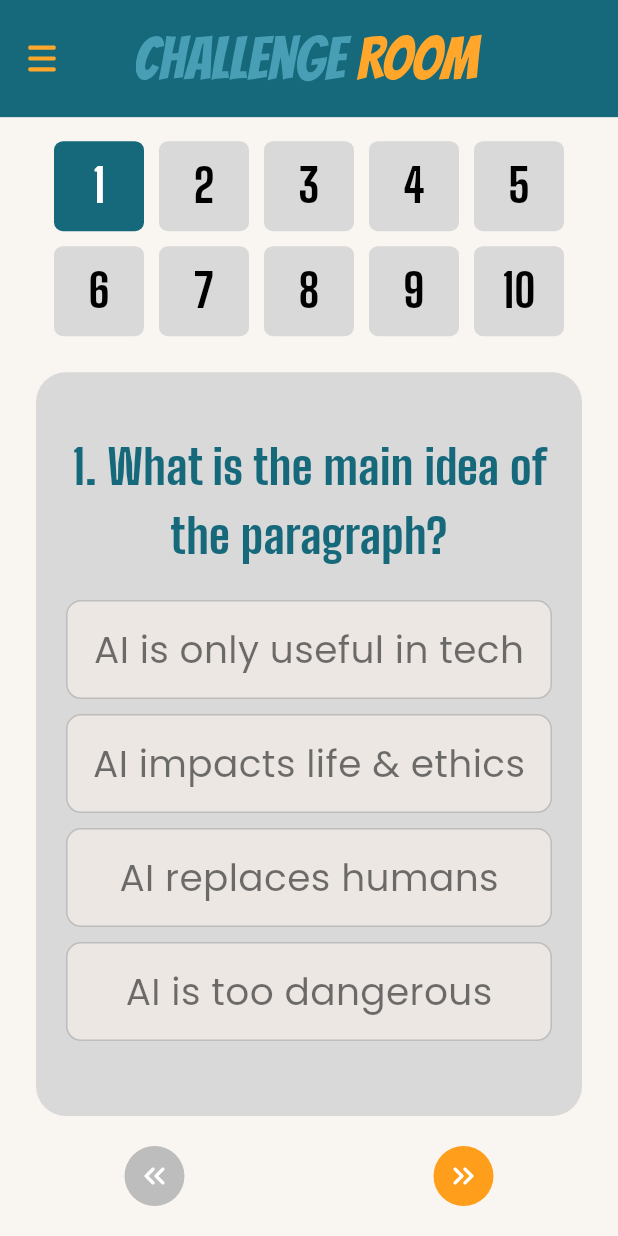
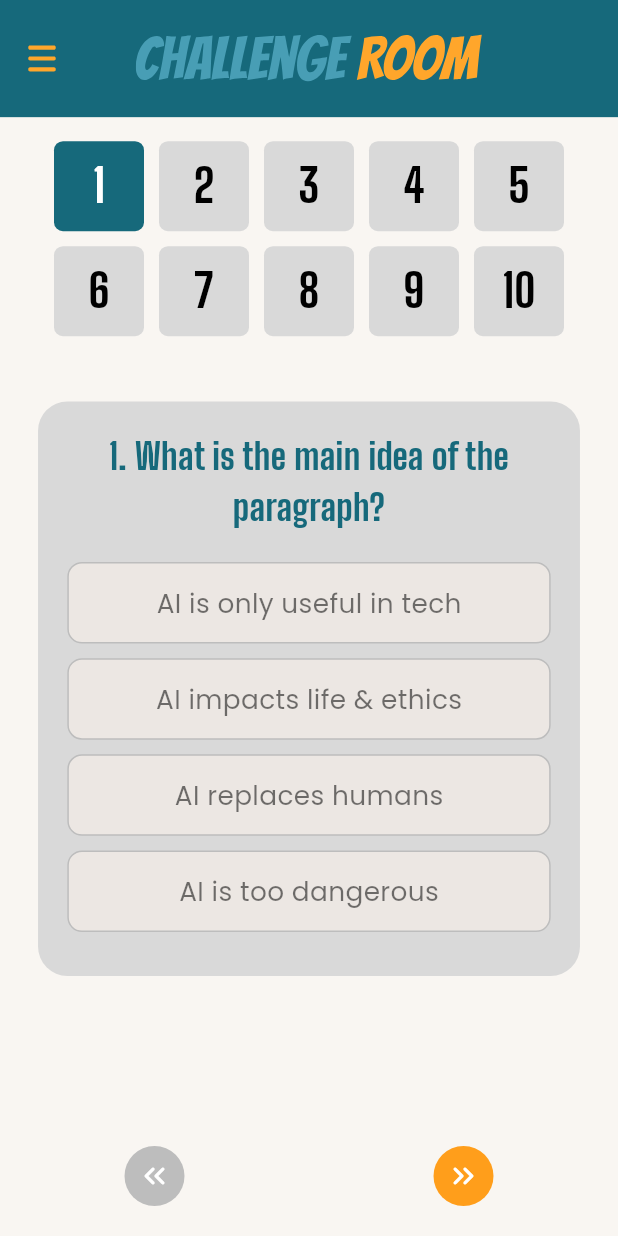
Before and after one commit to nhahub/NHA-229, a Flutter app: the AdvancedChallengeRoomScreen screen opened directly, on a phone screen of 412 x 824 dp. Run offline on Flutter 3.47's test engine with Material 3 defaults, Android fonts, the phone set to English and light mode, and no system bars; our stand-ins replace cloud_firestore, firebase_auth, firebase_core, firebase_messaging, flutter_bloc, flutter_screenutil and 6 more; accounts and stored records are empty; project files that could hold a hidden picture were left out.

Commit message:
adjust screenUtil and font size un quiz screens

```diff
--- a/lib/features/home/challenges/widgets/quiz_question_page.dart
+++ b/lib/features/home/challenges/widgets/quiz_question_page.dart
@@ -1,4 +1,5 @@
 import 'package:flutter/material.dart';
+import 'package:flutter_screenutil/flutter_screenutil.dart';
 import 'package:mostawak/core/constants/app_colors.dart';
 
 class QuizQuestionPage extends StatelessWidget {
@@ -17,33 +18,34 @@ class QuizQuestionPage extends StatelessWidget {
 
   @override
   Widget build(BuildContext context) {
-    return Padding(
-      padding: const EdgeInsets.symmetric(horizontal: 24),
+    return SingleChildScrollView(
+      child: Padding(
+        padding: EdgeInsets.symmetric(horizontal: 24.w, vertical: 20.h),
         child: Container(
-        padding: const EdgeInsets.all(20),
+          padding: EdgeInsets.all(20.h),
           decoration: BoxDecoration(
             color: const Color(0xFFD9D9D9),
-          borderRadius: BorderRadius.circular(20),
+            borderRadius: BorderRadius.circular(20.r),
           ),
           child: Column(
-          mainAxisAlignment: MainAxisAlignment.center,
+            crossAxisAlignment: CrossAxisAlignment.center,
             children: [
               Text(
                 question,
                 textAlign: TextAlign.center,
-              style: const TextStyle(
-                fontSize: 32,
+                style: TextStyle(
+                  fontSize: 24.sp, // responsive
                   fontFamily: "BigShoulders",
                   color: MyColors.primary,
                   fontWeight: FontWeight.w400,
                 ),
               ),
-            const SizedBox(height: 20),
+              SizedBox(height: 20.h),
               Column(
                 children: List.generate(answers.length, (i) {
                   bool isSelected = selectedIndex == i;
                   return Padding(
-                  padding: const EdgeInsets.only(bottom: 10),
+                    padding: EdgeInsets.only(bottom: 10.h),
                     child: GestureDetector(
                       onTap: () => onAnswerSelected(i),
                       child: Container(
@@ -52,20 +54,20 @@ class QuizQuestionPage extends StatelessWidget {
                           color: isSelected
                               ? MyColors.primary
                               : const Color(0xFFECE7E3),
-                        borderRadius: BorderRadius.circular(10),
+                          borderRadius: BorderRadius.circular(10.r),
                           border: Border.all(
                             color: isSelected
                                 ? Colors.transparent
                                 : Colors.grey.shade400,
                           ),
                         ),
-                      padding: const EdgeInsets.symmetric(vertical: 14),
+                        padding: EdgeInsets.symmetric(vertical: 14.h),
                         alignment: Alignment.center,
                         child: Text(
                           answers[i],
                           style: TextStyle(
                             color: isSelected ? Colors.white : Colors.black54,
-                          fontSize: 25,
+                            fontSize: 18.sp, // responsive
                             fontWeight: FontWeight.w400,
                           ),
                         ),
@@ -77,6 +79,7 @@ class QuizQuestionPage extends StatelessWidget {
             ],
           ),
         ),
+      ),
     );
   }
 }
```
Also changed, not shown: pubspec.lock, 2 other files. Lines whose indentation alone changed are shown as unchanged.
